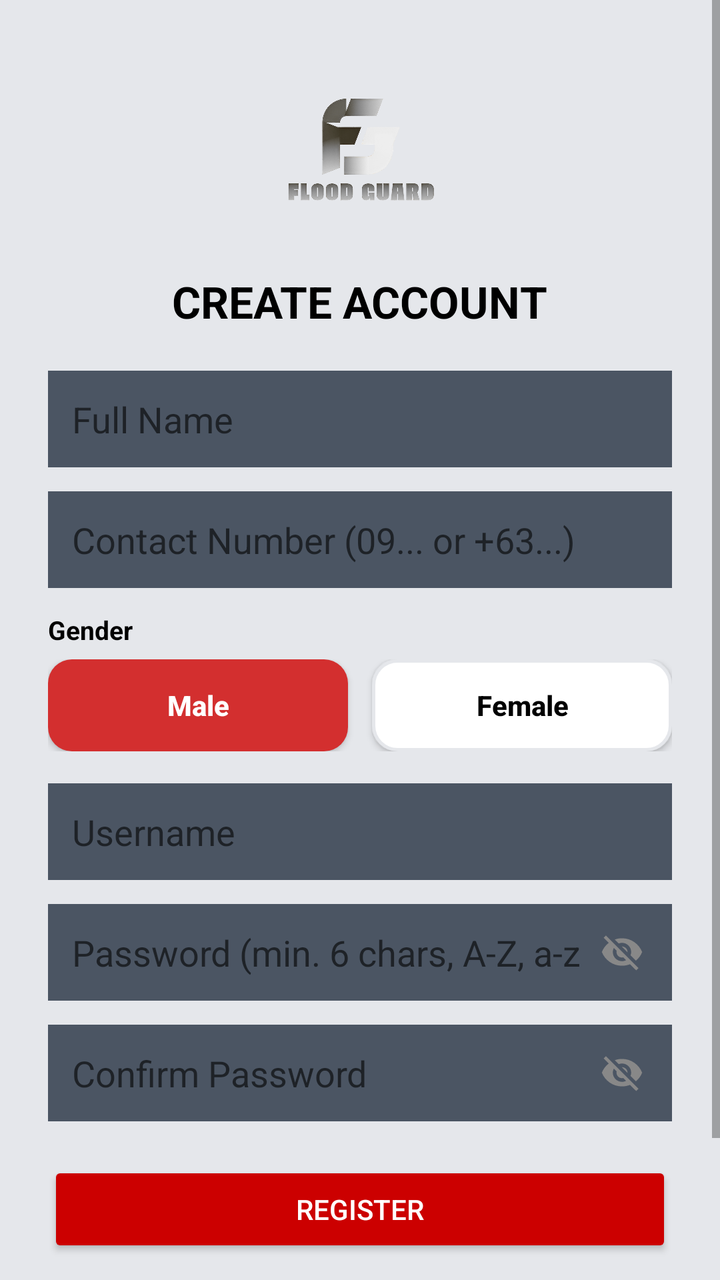
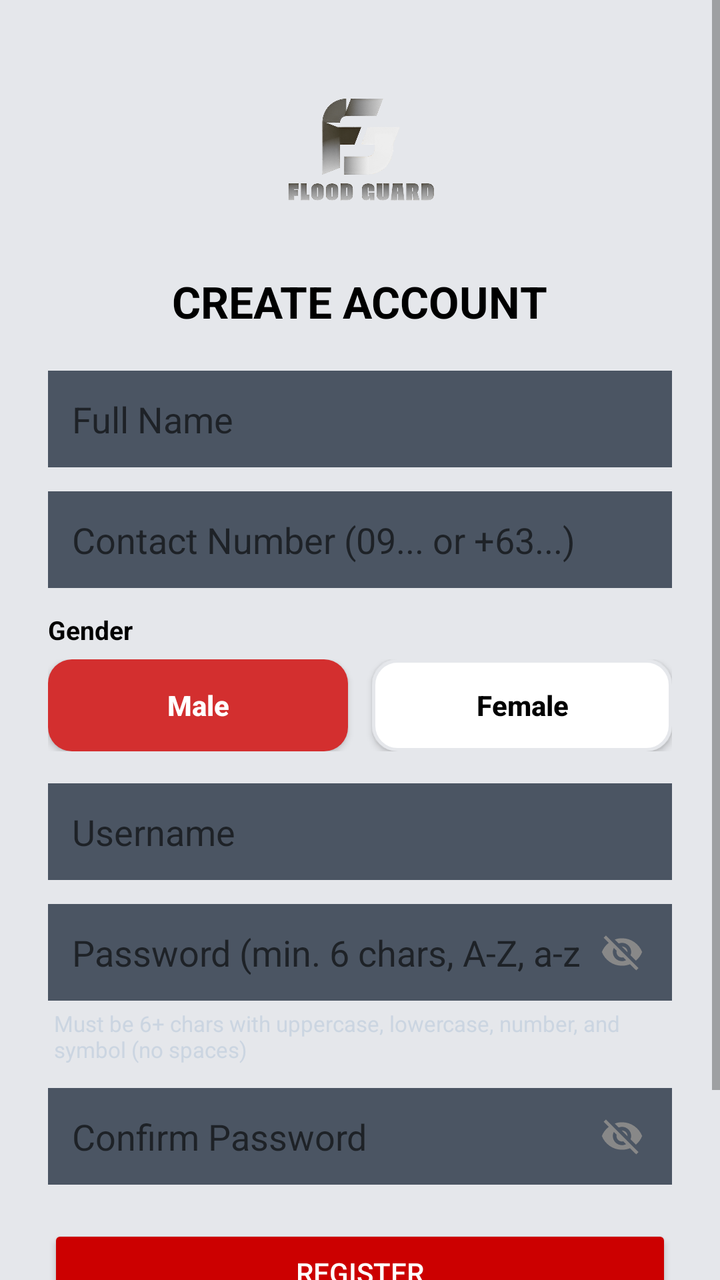

An Android layout rendered at two revisions. The XML below is the earlier revision; the diff shows what the commit changed to produce the second picture.
<!-- AndroidManifest.xml: activity theme Theme.FloodGuard -->
<!-- res/layout/activity_register.xml -->
<?xml version="1.0" encoding="utf-8"?>
<ScrollView xmlns:android="http://schemas.android.com/apk/res/android"
    android:layout_width="match_parent"
    android:layout_height="match_parent"
    android:background="@color/divider_color"
    android:fillViewport="true"
    android:isScrollContainer="true"
    android:overScrollMode="ifContentScrolls"
    android:scrollbars="vertical">

    <LinearLayout
        android:layout_width="match_parent"
        android:layout_height="wrap_content"
        android:gravity="center_horizontal"
        android:orientation="vertical"
        android:padding="24dp">

        
        <ImageView
            android:layout_width="100dp"
            android:layout_height="100dp"
            android:contentDescription="FloodGuard Logo"
            android:src="@drawable/fg_logo" />

        
        <TextView
            android:layout_width="wrap_content"
            android:layout_height="wrap_content"
            android:layout_marginTop="12dp"
            android:text="CREATE ACCOUNT"
            android:textColor="@color/black"
            android:textSize="22sp"
            android:textStyle="bold" />

        
        <EditText
            android:id="@+id/fullNameField"
            android:layout_width="match_parent"
            android:layout_height="wrap_content"
            android:layout_marginTop="20dp"
            android:background="@color/text_secondary"
            android:hint="Full Name"
            android:inputType="textPersonName"
            android:padding="12dp" />

        
        <EditText
            android:id="@+id/mobileField"
            android:layout_width="match_parent"
            android:layout_height="wrap_content"
            android:layout_marginTop="12dp"
            android:background="@color/text_secondary"
            android:hint="Contact Number (09... or +63...)"
            android:inputType="phone"
            android:padding="12dp" />

        
        <TextView
            android:layout_width="match_parent"
            android:layout_height="wrap_content"
            android:layout_marginTop="12dp"
            android:layout_marginBottom="6dp"
            android:text="Gender"
            android:textColor="@color/black"
            android:textSize="13sp"
            android:textStyle="bold" />

        <LinearLayout
            android:layout_width="match_parent"
            android:layout_height="46dp"
            android:layout_marginBottom="4dp"
            android:orientation="horizontal">

            <Button
                android:id="@+id/btnRegMale"
                android:layout_width="0dp"
                android:layout_height="match_parent"
                android:layout_marginEnd="6dp"
                android:layout_weight="1"
                android:background="@drawable/btn_severity_selected"
                android:text="Male"
                android:textAllCaps="false"
                android:textColor="@android:color/white"
                android:textSize="14sp"
                android:textStyle="bold" />

            <Button
                android:id="@+id/btnRegFemale"
                android:layout_width="0dp"
                android:layout_height="match_parent"
                android:layout_marginStart="6dp"
                android:layout_weight="1"
                android:background="@drawable/btn_severity_default"
                android:text="Female"
                android:textAllCaps="false"
                android:textColor="@android:color/black"
                android:textSize="14sp"
                android:textStyle="bold" />
        </LinearLayout>

        
        <EditText
            android:id="@+id/regUsernameField"
            android:layout_width="match_parent"
            android:layout_height="wrap_content"
            android:layout_marginTop="12dp"
            android:background="@color/text_secondary"
            android:hint="Username"
            android:padding="12dp" />

        
        <RelativeLayout
            android:layout_width="match_parent"
            android:layout_height="wrap_content"
            android:layout_marginTop="12dp">

            <EditText
                android:id="@+id/regPasswordField"
                android:layout_width="match_parent"
                android:layout_height="wrap_content"
                android:background="@color/text_secondary"
                android:hint="Password (min. 6 chars, A-Z, a-z, 0-9, symbol)"
                android:inputType="textPassword"
                android:paddingStart="12dp"
                android:paddingTop="12dp"
                android:paddingEnd="46dp"
                android:paddingBottom="12dp" />

            <ImageView
                android:id="@+id/toggleRegPassword"
                android:layout_width="26dp"
                android:layout_height="26dp"
                android:layout_alignParentEnd="true"
                android:layout_centerVertical="true"
                android:layout_marginEnd="12dp"
                android:clickable="true"
                android:contentDescription="Toggle Password Visibility"
                android:focusable="true"
                android:padding="2dp"
                android:src="@drawable/ic_visibility_off" />
        </RelativeLayout>

        
        <RelativeLayout
            android:layout_width="match_parent"
            android:layout_height="wrap_content"
            android:layout_marginTop="12dp">

            <EditText
                android:id="@+id/confirmPasswordField"
                android:layout_width="match_parent"
                android:layout_height="wrap_content"
                android:background="@color/text_secondary"
                android:hint="Confirm Password"
                android:inputType="textPassword"
                android:paddingStart="12dp"
                android:paddingTop="12dp"
                android:paddingEnd="46dp"
                android:paddingBottom="12dp" />

            <ImageView
                android:id="@+id/toggleConfirmPassword"
                android:layout_width="26dp"
                android:layout_height="26dp"
                android:layout_alignParentEnd="true"
                android:layout_centerVertical="true"
                android:layout_marginEnd="12dp"
                android:clickable="true"
                android:contentDescription="Toggle Confirm Password Visibility"
                android:focusable="true"
                android:padding="2dp"
                android:src="@drawable/ic_visibility_off" />
        </RelativeLayout>

        
        <Button
            android:id="@+id/registerButton"
            android:layout_width="match_parent"
            android:layout_height="wrap_content"
            android:layout_marginTop="20dp"
            android:backgroundTint="@android:color/holo_red_dark"
            android:text="REGISTER"
            android:textColor="@color/app_bg" />

        
        <LinearLayout
            android:layout_width="wrap_content"
            android:layout_height="wrap_content"
            android:layout_marginTop="16dp"
            android:layout_marginBottom="32dp"
            android:gravity="center"
            android:orientation="horizontal">

            <TextView
                android:layout_width="wrap_content"
                android:layout_height="wrap_content"
                android:text="Already have an account?"
                android:textColor="@color/black" />

            <TextView
                android:id="@+id/loginLink"
                android:layout_width="wrap_content"
                android:layout_height="wrap_content"
                android:text=" LOG IN"
                android:textColor="@color/light_blue_900"
                android:textStyle="bold" />
        </LinearLayout>

    </LinearLayout>
</ScrollView>
<!-- resources referenced by this layout -->
<resources>
  <color name="app_bg">#FFFFFF</color>
  <color name="black">#FF000000</color>
  <color name="divider_color">#E5E7EB</color>
  <color name="light_blue_900">#FF01579B</color>
  <color name="text_secondary">#4B5563</color>
  <!-- drawable btn_severity_default (drawable) -->
  <?xml version="1.0" encoding="utf-8"?>
  <shape xmlns:android="http://schemas.android.com/apk/res/android"
      android:shape="rectangle">
      <solid android:color="@color/card_bg" />
      <corners android:radius="12dp" />
      <stroke
          android:width="1.5dp"
          android:color="@color/card_stroke" />
  </shape>
  <!-- drawable btn_severity_selected (drawable) -->
  <?xml version="1.0" encoding="utf-8"?>
  <shape xmlns:android="http://schemas.android.com/apk/res/android"
      android:shape="rectangle">
      <solid android:color="#D32F2F" />
      <corners android:radius="12dp" />
  </shape>
  <!-- drawable fg_logo: png bitmap (drawable, 602634 bytes) -->
  <!-- drawable ic_visibility_off (drawable) -->
  <vector xmlns:android="http://schemas.android.com/apk/res/android"
      android:width="24dp"
      android:height="24dp"
      android:viewportWidth="24"
      android:viewportHeight="24">
      <path
          android:fillColor="#888888"
          android:pathData="M12,7c2.76,0 5,2.24 5,5 0,0.65 -0.13,1.26 -0.36,1.82l2.92,2.92c1.51,-1.26 2.7,-2.89 3.44,-4.74 -1.73,-4.39 -6,-7.5 -11,-7.5 -1.4,0 -2.74,0.25 -3.98,0.7l2.16,2.16C10.74,7.13 11.35,7 12,7zM2,4.27l2.28,2.28 0.46,0.46C3.08,8.3 1.78,10.02 1,12c1.73,4.39 6,7.5 11,7.5 1.55,0 3.03,-0.3 4.38,-0.84l0.42,0.42L19.73,22 21,20.73 3.27,3 2,4.27zM7.53,9.8l1.55,1.55c-0.05,0.21 -0.08,0.43 -0.08,0.65 0,1.66 1.34,3 3,3 0.22,0 0.44,-0.03 0.65,-0.08l1.55,1.55c-0.67,0.33 -1.41,0.53 -2.2,0.53 -2.76,0 -5,-2.24 -5,-5 0,-0.79 0.2,-1.53 0.53,-2.2zm4.31,-0.78l3.15,3.15 0.02,-0.16c0,-1.66 -1.34,-3 -3,-3l-0.17,0.01z"/>
  </vector>
  <style name="Theme.FloodGuard" parent="Theme.AppCompat.DayNight.NoActionBar">
          <item name="windowActionBar">false</item>
          <item name="windowNoTitle">true</item>
      </style>
  <color name="card_bg">#FFFFFF</color>
  <color name="card_stroke">#E5E7EB</color>
</resources>

<!-- the commit's change to res/layout/activity_register.xml (unified diff, before → after) -->
@@ -140,6 +140,15 @@
                 android:src="@drawable/ic_visibility_off" />
         </RelativeLayout>
 
+        <TextView
+            android:layout_width="match_parent"
+            android:layout_height="wrap_content"
+            android:layout_marginTop="4dp"
+            android:layout_marginStart="2dp"
+            android:text="Must be 6+ chars with uppercase, lowercase, number, and symbol (no spaces)"
+            android:textColor="#CBD5E1"
+            android:textSize="11sp" />
+
         
         <RelativeLayout
             android:layout_width="match_parent"
